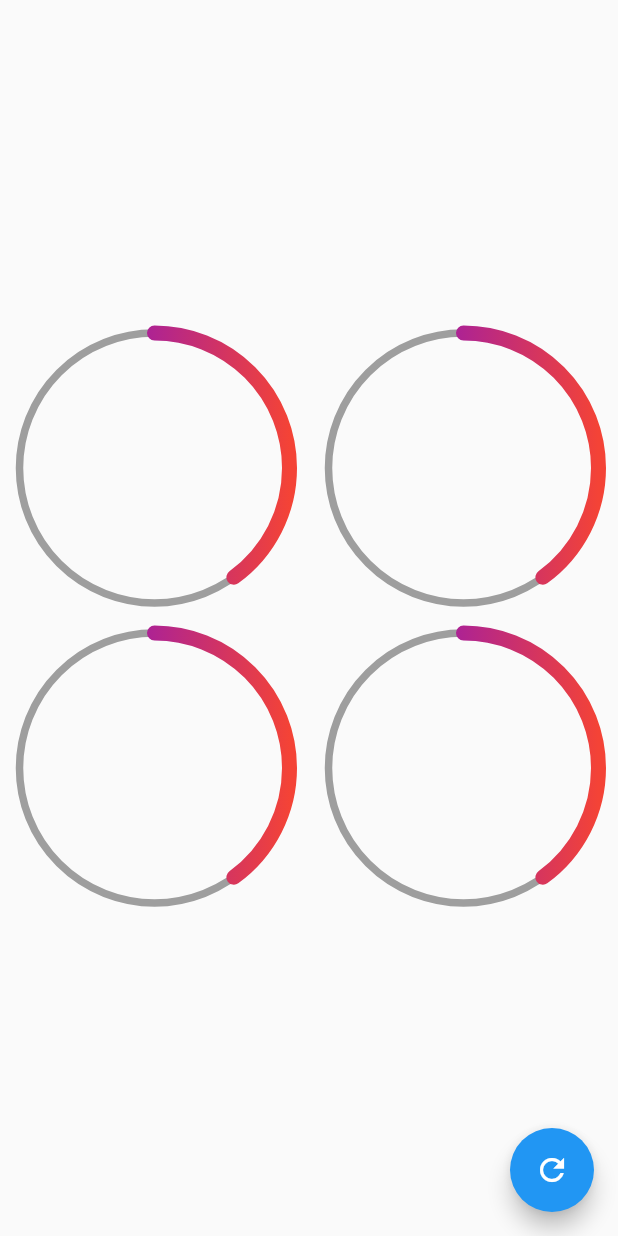
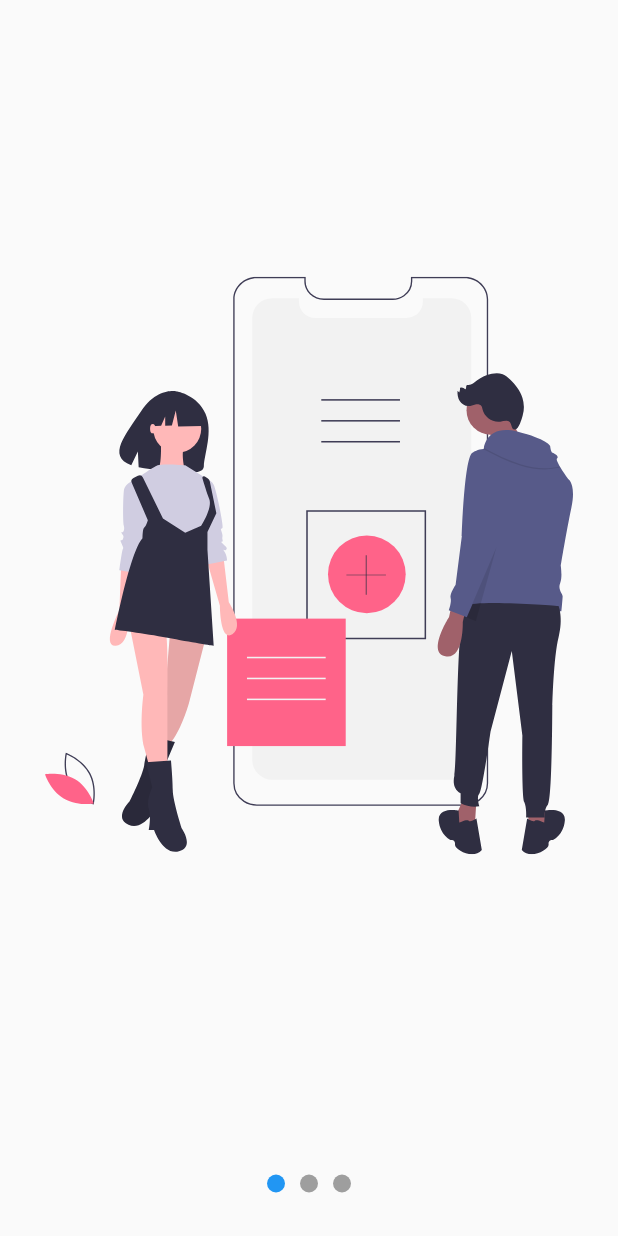
Before and after one commit to JosueHernandezR/disenios_ux_ui_flutter, a Flutter app: the screen it shows after launch, on a phone screen of 412 x 824 dp. Run offline on Flutter 3.47's test engine with Material 2 defaults, Android fonts, the phone set to English and light mode, and no system bars; our stand-ins replace flutter_svg.

Commit message:
Cambiar colores en los dots, SlidesPage

```diff
--- a/custom_painter/lib/main.dart
+++ b/custom_painter/lib/main.dart
@@ -1,7 +1,8 @@
 import 'package:flutter/material.dart';
 
-import 'package:custom_painter/src/pages/graficas_circulares_page.dart';
+import 'package:custom_painter/src/pages/slideshow.dart';
 
+//import 'package:custom_painter/src/pages/graficas_circulares_page.dart';
 //import 'package:custom_painter/src/labs/circular_progress_page.dart';
 //import 'package:custom_painter/src/retos/cuadradoanimado_page.dart';
 //import 'package:custom_painter/src/pages/headers_pages.dart';
@@ -15,7 +16,7 @@ class MyApp extends StatelessWidget {
     return MaterialApp(
       debugShowCheckedModeBanner: false,
       title: 'Diseños App',
-      home: GraficasCircularesPage(),
+      home: SlideShowPage(),
     );
   }
 }
--- /dev/null
+++ b/custom_painter/lib/src/models/slider_model.dart
@@ -0,0 +1,13 @@
+import 'package:flutter/material.dart';
+
+class SliderModel with ChangeNotifier {
+  double _currentPage = 0;
+
+  double get currentPage => this._currentPage;
+  set currentPage(double pagina) {
+    this._currentPage = pagina;
+    //Notifica a los widgets que lo usen el cambiod el valor.
+
+    notifyListeners();
+  }
+}
--- /dev/null
+++ b/custom_painter/lib/src/pages/slideshow.dart
@@ -0,0 +1,123 @@
+import 'package:custom_painter/src/models/slider_model.dart';
+import 'package:flutter/material.dart';
+import 'package:flutter_svg/flutter_svg.dart';
+import 'package:provider/provider.dart';
+
+class SlideShowPage extends StatelessWidget {
+  @override
+  Widget build(BuildContext context) {
+    //El scaffold es el widget perfecto para usar
+    return ChangeNotifierProvider(
+      //Puesto que es el widget padre mas cercano para comunicar
+      //los slides y los dots
+      create: (_) => new SliderModel(),
+      child: Scaffold(
+        body: Center(
+          child: Column(
+            children: <Widget>[
+              Expanded(
+                child: _Slides(),
+              ),
+              _Dots(),
+            ],
+          ),
+        ),
+      ),
+    );
+  }
+}
+
+class _Dots extends StatelessWidget {
+  @override
+  Widget build(BuildContext context) {
+    return Container(
+      width: double.infinity,
+      height: 70,
+      child: Row(
+        mainAxisAlignment: MainAxisAlignment.center,
+        children: <Widget>[
+          _Dot(0),
+          _Dot(1),
+          _Dot(2),
+        ],
+      ),
+    );
+  }
+}
+
+class _Dot extends StatelessWidget {
+  final int index;
+
+  _Dot(this.index);
+  @override
+  Widget build(BuildContext context) {
+    //Cada vez que se cambie el slide se dispara el cambio de este valor
+    final pageViewIndex = Provider.of<SliderModel>(context).currentPage;
+
+    return Container(
+        width: 12,
+        height: 12,
+        margin: EdgeInsets.symmetric(horizontal: 5),
+        decoration: BoxDecoration(
+          color: (pageViewIndex == index) ? Colors.blue : Colors.grey,
+          shape: BoxShape.circle,
+        ));
+  }
+}
+
+//Contiene las paginas de las slides
+class _Slides extends StatefulWidget {
+  @override
+  __SlidesState createState() => __SlidesState();
+}
+
+class __SlidesState extends State<_Slides> {
+  final pageViewController = new PageController();
+
+  @override
+  void initState() {
+    super.initState();
+    pageViewController.addListener(() {
+      //print('Pagina Actual ${pageViewController.page}');
+      //Actualizar Provider
+      Provider.of<SliderModel>(context, listen: false).currentPage =
+          pageViewController.page;
+    });
+  }
+
+  @override
+  void dispose() {
+    pageViewController.dispose();
+    super.dispose();
+  }
+
+  @override
+  Widget build(BuildContext context) {
+    return Container(
+      child: PageView(
+        controller: pageViewController,
+        children: <Widget>[
+          _Slide('assets/svgs/slide-1.svg'),
+          _Slide('assets/svgs/slide-2.svg'),
+          _Slide('assets/svgs/slide-3.svg'),
+        ],
+      ),
+    );
+  }
+}
+
+// Diseño de slide
+class _Slide extends StatelessWidget {
+  final String svg;
+  _Slide(this.svg);
+
+  @override
+  Widget build(BuildContext context) {
+    return Container(
+      width: double.infinity,
+      height: double.infinity,
+      padding: EdgeInsets.all(30.0),
+      child: SvgPicture.asset(svg),
+    );
+  }
+}
--- a/custom_painter/pubspec.yaml
+++ b/custom_painter/pubspec.yaml
@@ -28,6 +28,8 @@ dependencies:
   # The following adds the Cupertino Icons font to your application.
   # Use with the CupertinoIcons class for iOS style icons.
   cupertino_icons: ^1.0.0
+  flutter_svg: ^0.19.1
+  provider: ^4.3.2+2
 
 dev_dependencies:
   flutter_test:
@@ -45,8 +47,8 @@ flutter:
   uses-material-design: true
 
   # To add assets to your application, add an assets section, like this:
-  # assets:
-  #   - images/a_dot_burr.jpeg
+  assets:
+    - assets/svgs/
   #   - images/a_dot_ham.jpeg
 
   # An image asset can refer to one or more resolution-specific "variants", see
```
Also changed, not shown: custom_painter/assets/svgs/slide-1.svg (added), custom_painter/assets/svgs/slide-2.svg (added), custom_painter/assets/svgs/slide-3.svg (added), custom_painter/assets/svgs/slide-4.svg (added), custom_painter/assets/svgs/slide-5.svg (added).
